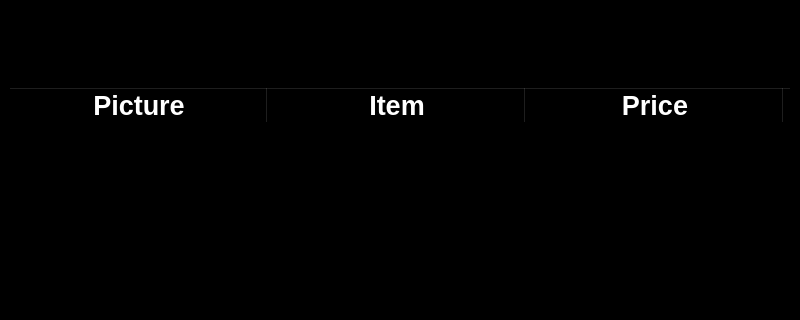
This is orders.ui in acmpesuecc/GrowPal as Qt 5 draws it before an edit; both pictures show x 0 to 800 and y 0 to 320 of the 800 by 600 pixel window. The edited form follows.
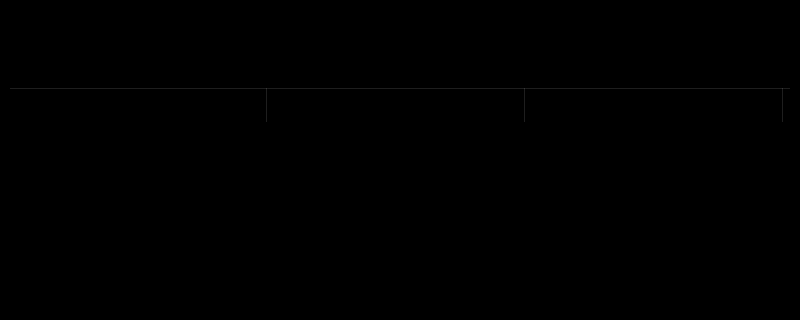
This is the edited form.

What changed in the file:
```diff
--- a/orders.ui
+++ b/orders.ui
@@ -73,7 +73,9 @@
       </property>
       <property name="styleSheet">
        <string notr="true">background-color: black;
-color: white;</string>
+color: white; 
+QHeaderView::section{Background-color:black ; border-radius:14px;}&quot;
+</string>
       </property>
       <property name="sizeAdjustPolicy">
        <enum>QAbstractScrollArea::AdjustToContents</enum>
```
